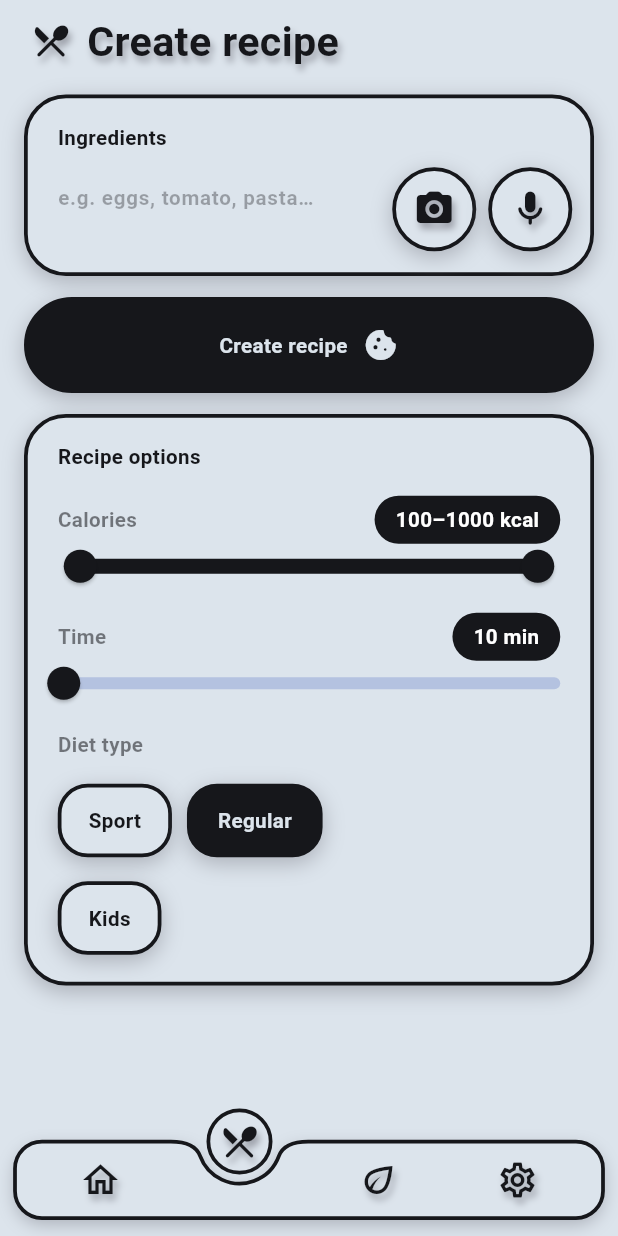
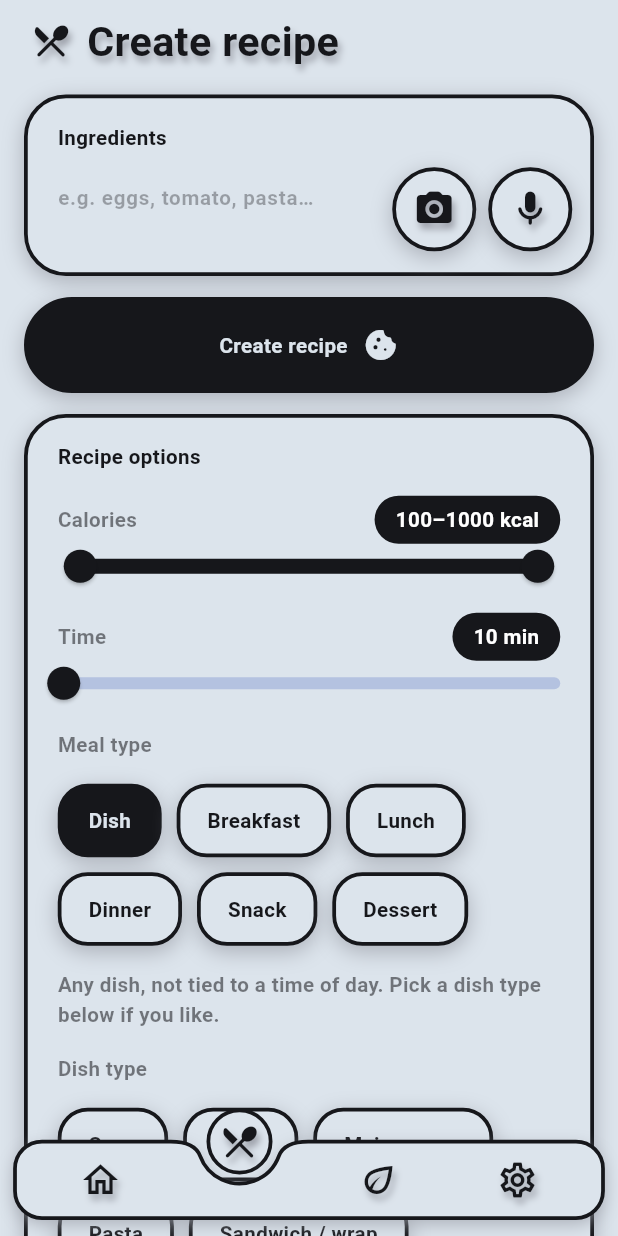
Before and after one commit to denissavishchev/young_chef, a Flutter app: the screen it shows after launch, swiped to page 2, on a phone screen of 412 x 824 dp. Run offline on Flutter 3.47's test engine with Material 3 defaults, Android fonts, the phone set to English and light mode, and no system bars; our stand-ins replace easy_localization, flutter_dotenv, flutter_screenutil, flutter_spinkit, google_generative_ai, hive_ce_flutter and 4 more; missing offline and left inert: alarm, country_flags; accounts and stored records are empty.

Commit message:
promt update

```diff
--- a/assets/translations/en-US.json
+++ b/assets/translations/en-US.json
@@ -11,6 +11,27 @@
   "regularDiet": "Regular",
   "sportDiet": "Sport",
   "dietTypeLabel": "Diet type",
+  "mealTypeLabel": "Meal type",
+  "dishTypeLabel": "Dish type",
+  "meal_dish": "Dish",
+  "meal_breakfast": "Breakfast",
+  "meal_lunch": "Lunch",
+  "meal_dinner": "Dinner",
+  "meal_snack": "Snack",
+  "meal_dessert": "Dessert",
+  "mealDesc_dish": "Any dish, not tied to a time of day. Pick a dish type below if you like.",
+  "mealDesc_breakfast": "Light morning meal: eggs, porridge, pancakes, sandwiches, yoghurt with fruit.",
+  "mealDesc_lunch": "Main, hearty meal of the day: soup, meat, fish or veg with a side of rice, pasta or potatoes.",
+  "mealDesc_dinner": "Light evening meal that is easy to digest: salad, sandwiches, warm vegetables, light soup.",
+  "mealDesc_snack": "Small bite between meals: fruit, veg sticks, hummus, small sandwiches, energy bites.",
+  "mealDesc_dessert": "Sweet treat: fruit desserts, puddings, mousses, pancakes, baked fruit.",
+  "dish_soup": "Soup",
+  "dish_salad": "Salad",
+  "dish_main": "Main course",
+  "dish_pasta": "Pasta",
+  "dish_sandwich": "Sandwich / wrap",
+  "dish_smoothie": "Smoothie",
+  "dish_bowl": "Bowl",
   "kidsDiet": "Kids",
   "kidsAgeLabel": "Child's age",
   "yearsUnit": "yrs",
--- a/assets/translations/pl-PL.json
+++ b/assets/translations/pl-PL.json
@@ -11,6 +11,27 @@
   "regularDiet": "Standardowa",
   "sportDiet": "Sportowa",
   "dietTypeLabel": "Typ diety",
+  "mealTypeLabel": "Rodzaj posiłku",
+  "dishTypeLabel": "Typ dania",
+  "meal_dish": "Danie",
+  "meal_breakfast": "Śniadanie",
+  "meal_lunch": "Obiad",
+  "meal_dinner": "Kolacja",
+  "meal_snack": "Przekąska",
+  "meal_dessert": "Deser",
+  "mealDesc_dish": "Dowolne danie, bez przypisania do pory dnia. Poniżej możesz wybrać typ dania.",
+  "mealDesc_breakfast": "Lekki poranny posiłek: jajka, owsianka, naleśniki, kanapki, jogurt z owocami.",
+  "mealDesc_lunch": "Główny, sycący posiłek dnia: zupa, mięso, ryba lub warzywa z dodatkiem ryżu, makaronu lub ziemniaków.",
+  "mealDesc_dinner": "Lekki wieczorny posiłek, łatwo strawny: sałatka, kanapki, ciepłe warzywa, lekka zupa.",
+  "mealDesc_snack": "Mała przekąska między posiłkami: owoce, słupki warzyw, hummus, małe kanapki, kulki mocy.",
+  "mealDesc_dessert": "Słodki akcent: desery owocowe, budynie, musy, naleśniki, pieczone owoce.",
+  "dish_soup": "Zupa",
+  "dish_salad": "Sałatka",
+  "dish_main": "Danie główne",
+  "dish_pasta": "Makaron",
+  "dish_sandwich": "Kanapka / wrap",
+  "dish_smoothie": "Koktajl",
+  "dish_bowl": "Miska (bowl)",
   "kidsDiet": "Dla dzieci",
   "kidsAgeLabel": "Wiek dziecka",
   "yearsUnit": "lat",
--- a/assets/translations/ru-RU.json
+++ b/assets/translations/ru-RU.json
@@ -11,6 +11,27 @@
   "regularDiet": "Обычная",
   "sportDiet": "Спортивная",
   "dietTypeLabel": "Тип диеты",
+  "mealTypeLabel": "Тип приёма пищи",
+  "dishTypeLabel": "Тип блюда",
+  "meal_dish": "Блюдо",
+  "meal_breakfast": "Завтрак",
+  "meal_lunch": "Обед",
+  "meal_dinner": "Ужин",
+  "meal_snack": "Перекус",
+  "meal_dessert": "Десерт",
+  "mealDesc_dish": "Любое блюдо без привязки ко времени суток. Ниже можно выбрать тип блюда.",
+  "mealDesc_breakfast": "Лёгкий утренний приём пищи: яйца, каша, блины, бутерброды, йогурт с фруктами.",
+  "mealDesc_lunch": "Основной сытный приём пищи: суп, мясо, рыба или овощи с гарниром из риса, макарон или картофеля.",
+  "mealDesc_dinner": "Лёгкий вечерний приём пищи, хорошо усваивается: салат, бутерброды, тёплые овощи, лёгкий суп.",
+  "mealDesc_snack": "Небольшой перекус между приёмами пищи: фрукты, овощные палочки, хумус, мини-бутерброды, энергетические шарики.",
+  "mealDesc_dessert": "Сладкое угощение: фруктовые десерты, пудинги, муссы, блинчики, запечённые фрукты.",
+  "dish_soup": "Суп",
+  "dish_salad": "Салат",
+  "dish_main": "Основное блюдо",
+  "dish_pasta": "Паста",
+  "dish_sandwich": "Бутерброд / ролл",
+  "dish_smoothie": "Смузи",
+  "dish_bowl": "Боул",
   "kidsDiet": "Для детей",
   "kidsAgeLabel": "Возраст ребёнка",
   "yearsUnit": "лет",
--- a/lib/constants.dart
+++ b/lib/constants.dart
@@ -123,3 +123,30 @@ const kDietPrompts = <String, String>{
   'kosher':
       'Koszerne: bez wieprzowiny i owoców morza, bez łączenia mięsa z nabiałem.',
 };
+
+/// Meal types the user can pick: id -> prompt rule (what the meal consists of).
+const kMealPrompts = <String, String>{
+  'dish':
+      'Danie: dowolne danie, niezwiązane z porą dnia — dobierz je do podanych produktów.',
+  'breakfast':
+      'Śniadanie: lekki, energetyczny posiłek poranny (np. jajka, owsianka, naleśniki, kanapki, jogurt z owocami).',
+  'lunch':
+      'Obiad: główny, sycący posiłek dnia (np. zupa lub danie główne z mięsa, ryby albo warzyw z dodatkiem ryżu, makaronu lub ziemniaków).',
+  'dinner':
+      'Kolacja: lekki, łatwo strawny posiłek wieczorny (np. sałatka, kanapki, ciepłe warzywa, lekka zupa).',
+  'snack':
+      'Przekąska: mała porcja między posiłkami (np. owoce, słupki warzyw, hummus, małe kanapki, kulki mocy).',
+  'dessert':
+      'Deser: słodki akcent po posiłku (np. deser owocowy, budyń, mus, naleśniki, pieczone owoce), bez nadmiaru cukru.',
+};
+
+/// Dish types available when the meal type is plain "dish": id -> prompt rule.
+const kDishTypePrompts = <String, String>{
+  'soup': 'Typ dania: zupa (płynne danie podawane na ciepło lub zimno).',
+  'salad': 'Typ dania: sałatka.',
+  'main': 'Typ dania: danie główne (mięso, ryba lub warzywa z dodatkiem).',
+  'pasta': 'Typ dania: danie na bazie makaronu.',
+  'sandwich': 'Typ dania: kanapka lub wrap.',
+  'smoothie': 'Typ dania: koktajl / smoothie do wypicia.',
+  'bowl': 'Typ dania: miska (bowl) — baza zbożowa lub warzywna z dodatkami.',
+};
--- a/lib/providers/main_provider.dart
+++ b/lib/providers/main_provider.dart
@@ -54,6 +54,10 @@ class MainProvider with ChangeNotifier {
   double timeForCooking = 10;
   double cookingSkillLevel = 1;
   final Set<String> diets = {};
+  String mealType = 'dish';
+
+  /// Chosen only when [mealType] is 'dish'; null means any dish.
+  String? dishType;
 
   bool get isVegan => diets.contains('vegan');
 
@@ -65,6 +69,13 @@ class MainProvider with ChangeNotifier {
   String get _sourceRule => onlyUserIngredients
       ? "Użyj WYŁĄCZNIE podanych produktów. Nie dodawaj żadnych innych składników, łącznie z solą, pieprzem czy oliwą, jeśli nie zostały wymienione."
       : "Bazuj przede wszystkim na podanych produktach. Możesz dodać podstawowe składniki uzupełniające typu sól, pieprz, oliwa, przyprawy, jeśli są potrzebne — ale nie dodawaj nowych głównych składników (np. dodatkowego mięsa, nabiału czy warzyw, których nie ma na liście).";
+
+  String get _mealRule {
+    final dish = mealType == 'dish' && dishType != null
+        ? '\n              ${kDishTypePrompts[dishType]}'
+        : '';
+    return '${kMealPrompts[mealType]}$dish';
+  }
 
   String get _dietsRule => diets.isEmpty
       ? "Brak ograniczeń żywieniowych."
@@ -91,6 +102,8 @@ class MainProvider with ChangeNotifier {
             Dodatkowe parametry, które MUSISZ uwzględnić:
 
             - Źródło składników: $_sourceRule
+
+            - Rodzaj posiłku: $_mealRule
 
             - Kaloryczność: Całe danie powinno mieścić się w zakresie od ${caloriesRange.start} do ${caloriesRange.end} kcal.
 
@@ -160,6 +173,8 @@ class MainProvider with ChangeNotifier {
             Dodatkowe parametry, które MUSISZ uwzględnić:
 
             - Źródło składników: $_sourceRule
+
+            - Rodzaj posiłku (dla dziecka): $_mealRule Dostosuj go do zasad dla dziecka powyżej — one mają pierwszeństwo (np. deser bez cukru i miodu, oparty na owocach; zakaz pieczenia i smażenia obowiązuje także tutaj; koktajl tylko gładki, dla dzieci od 1. roku życia).
 
             - Czas przygotowania: Przepis musi być możliwy do wykonania w maksymalnie $timeForCooking minut.
 
@@ -387,6 +402,27 @@ class MainProvider with ChangeNotifier {
     notifyListeners();
   }
 
+  void setMealType(String value) async {
+    final SharedPreferences prefs = await SharedPreferences.getInstance();
+    mealType = value;
+    if (value != 'dish') dishType = null;
+    await prefs.setString('mealType', mealType);
+    await prefs.remove('dishType');
+    notifyListeners();
+  }
+
+  /// Tapping the selected dish type again clears it (any dish).
+  void setDishType(String value) async {
+    final SharedPreferences prefs = await SharedPreferences.getInstance();
+    dishType = dishType == value ? null : value;
+    if (dishType == null) {
+      await prefs.remove('dishType');
+    } else {
+      await prefs.setString('dishType', dishType!);
+    }
+    notifyListeners();
+  }
+
   void setDiet(String diet, bool value) async {
     final SharedPreferences prefs = await SharedPreferences.getInstance();
     value ? diets.add(diet) : diets.remove(diet);
@@ -410,6 +446,12 @@ class MainProvider with ChangeNotifier {
     isKids = prefs.getBool('isKids') ?? false;
     kidsAge = prefs.getDouble('kidsAge') ?? 3;
     timeForCooking = prefs.getDouble('timeForCooking') ?? 10;
+    final savedMeal = prefs.getString('mealType');
+    mealType = kMealPrompts.containsKey(savedMeal) ? savedMeal! : 'dish';
+    final savedDish = prefs.getString('dishType');
+    dishType = mealType == 'dish' && kDishTypePrompts.containsKey(savedDish)
+        ? savedDish
+        : null;
     final savedRecipe = prefs.getString('currentRecipe');
     if (savedRecipe != null) {
       try {
--- a/lib/screens/main_screen.dart
+++ b/lib/screens/main_screen.dart
@@ -397,6 +397,49 @@ class _MainScreenState extends State<MainScreen> {
                                           ),
                                         ),
                                         Text(
+                                          'mealTypeLabel'.tr(),
+                                          style: muted,
+                                        ),
+                                        Wrap(
+                                          spacing: 10,
+                                          runSpacing: 10,
+                                          children: [
+                                            for (final meal
+                                                in kMealPrompts.keys)
+                                              _Chip(
+                                                label: 'meal_$meal'.tr(),
+                                                selected: data.mealType == meal,
+                                                onTap: () =>
+                                                    data.setMealType(meal),
+                                              ),
+                                          ],
+                                        ),
+                                        Text(
+                                          'mealDesc_${data.mealType}'.tr(),
+                                          style: muted,
+                                        ),
+                                        if (data.mealType == 'dish') ...[
+                                          Text(
+                                            'dishTypeLabel'.tr(),
+                                            style: muted,
+                                          ),
+                                          Wrap(
+                                            spacing: 10,
+                                            runSpacing: 10,
+                                            children: [
+                                              for (final dish
+                                                  in kDishTypePrompts.keys)
+                                                _Chip(
+                                                  label: 'dish_$dish'.tr(),
+                                                  selected:
+                                                      data.dishType == dish,
+                                                  onTap: () =>
+                                                      data.setDishType(dish),
+                                                ),
+                                            ],
+                                          ),
+                                        ],
+                                        Text(
                                           'dietTypeLabel'.tr(),
                                           style: muted,
                                         ),
```
Also changed, not shown: v1.png (deleted), v2.png (deleted), v3.png (deleted), v4.png (deleted), v5.png (deleted), v6.png (deleted), 1 other file.
